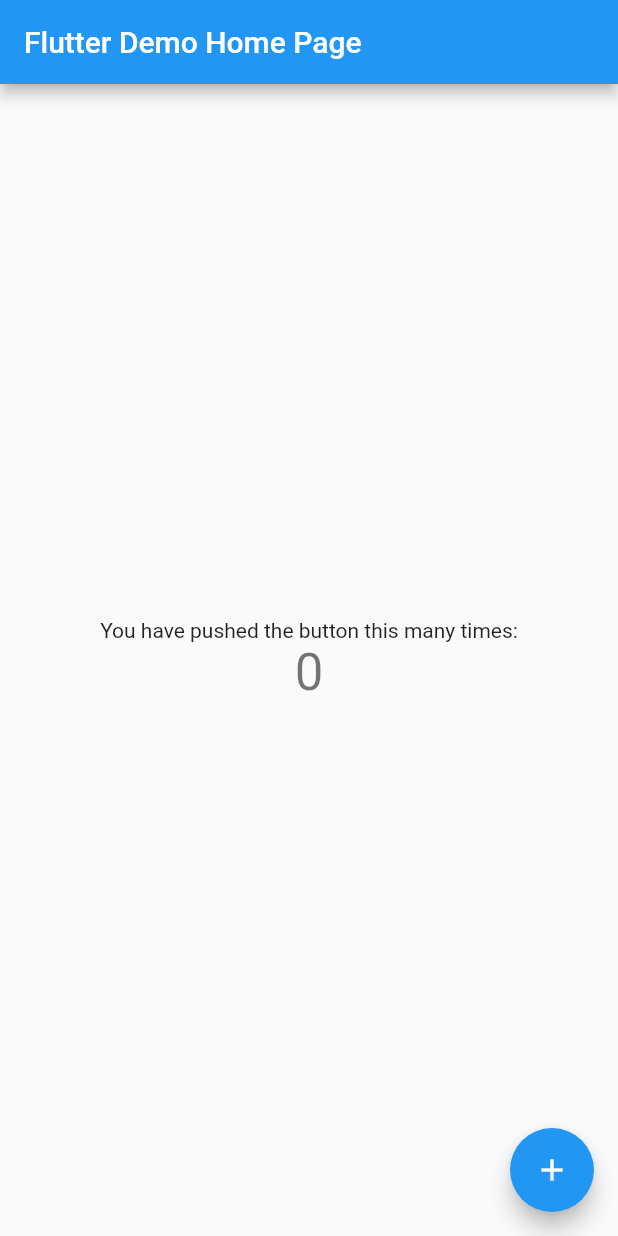
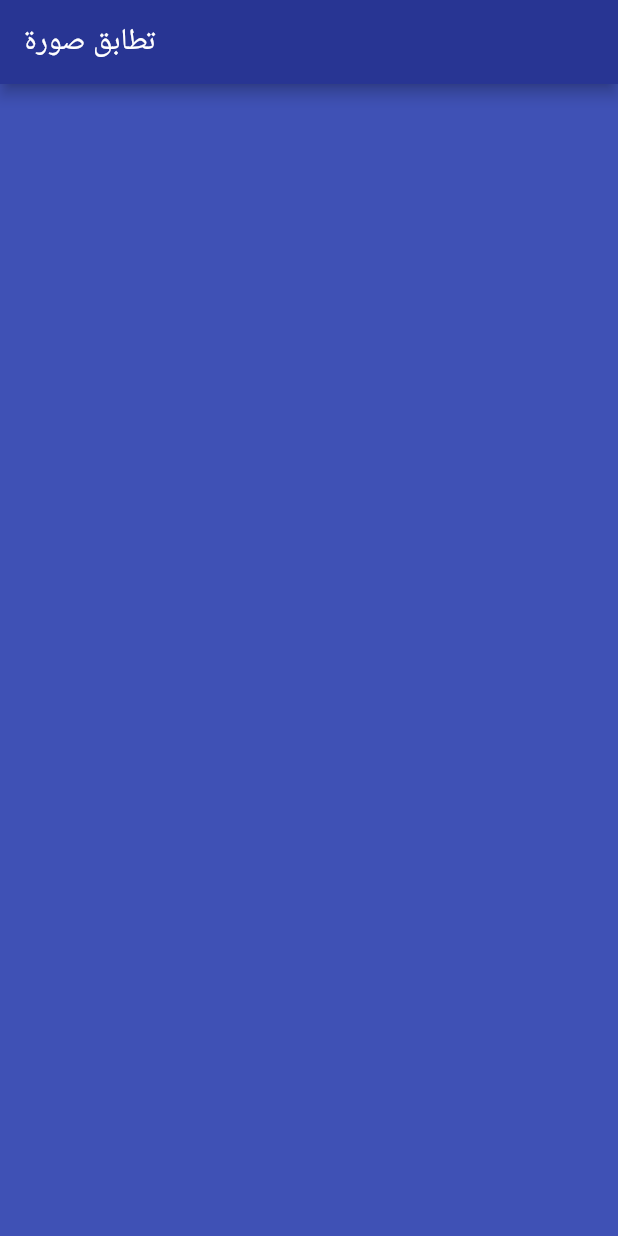
Before and after one commit to AbdallahAbuHaltam/easyGame, a Flutter app: the screen it shows after launch, on a phone screen of 412 x 824 dp. Run offline on Flutter 3.47's test engine with Material 2 defaults, Android fonts, the phone set to English and light mode, and no system bars.

Commit message:
Added Photos

```diff
--- a/lib/main.dart
+++ b/lib/main.dart
@@ -7,109 +7,27 @@ void main() {
 class MyApp extends StatelessWidget {
   const MyApp({super.key});
 
-  // This widget is the root of your application.
   @override
   Widget build(BuildContext context) {
     return MaterialApp(
-      title: 'Flutter Demo',
-      theme: ThemeData(
-        // This is the theme of your application.
-        //
-        // Try running your application with "flutter run". You'll see the
-        // application has a blue toolbar. Then, without quitting the app, try
-        // changing the primarySwatch below to Colors.green and then invoke
-        // "hot reload" (press "r" in the console where you ran "flutter run",
-        // or simply save your changes to "hot reload" in a Flutter IDE).
-        // Notice that the counter didn't reset back to zero; the application
-        // is not restarted.
-        primarySwatch: Colors.blue,
+
+      home:Scaffold(
+        backgroundColor: Colors.indigo,
+        appBar: AppBar(
+          title:const Text("تطابق صورة"),
+          backgroundColor: Colors.indigo[800],
+        ),
+        body: const ImagePage(),
       ),
-      home: const MyHomePage(title: 'Flutter Demo Home Page'),
     );
   }
 }
 
-class MyHomePage extends StatefulWidget {
-  const MyHomePage({super.key, required this.title});
-
-  // This widget is the home page of your application. It is stateful, meaning
-  // that it has a State object (defined below) that contains fields that affect
-  // how it looks.
-
-  // This class is the configuration for the state. It holds the values (in this
-  // case the title) provided by the parent (in this case the App widget) and
-  // used by the build method of the State. Fields in a Widget subclass are
-  // always marked "final".
-
-  final String title;
-
-  @override
-  State<MyHomePage> createState() => _MyHomePageState();
-}
-
-class _MyHomePageState extends State<MyHomePage> {
-  int _counter = 0;
-
-  void _incrementCounter() {
-    setState(() {
-      // This call to setState tells the Flutter framework that something has
-      // changed in this State, which causes it to rerun the build method below
-      // so that the display can reflect the updated values. If we changed
-      // _counter without calling setState(), then the build method would not be
-      // called again, and so nothing would appear to happen.
-      _counter++;
-    });
-  }
+class ImagePage extends StatelessWidget {
+  const ImagePage({super.key});
 
   @override
   Widget build(BuildContext context) {
-    // This method is rerun every time setState is called, for instance as done
-    // by the _incrementCounter method above.
-    //
-    // The Flutter framework has been optimized to make rerunning build methods
-    // fast, so that you can just rebuild anything that needs updating rather
-    // than having to individually change instances of widgets.
-    return Scaffold(
-      appBar: AppBar(
-        // Here we take the value from the MyHomePage object that was created by
-        // the App.build method, and use it to set our appbar title.
-        title: Text(widget.title),
-      ),
-      body: Center(
-        // Center is a layout widget. It takes a single child and positions it
-        // in the middle of the parent.
-        child: Column(
-          // Column is also a layout widget. It takes a list of children and
-          // arranges them vertically. By default, it sizes itself to fit its
-          // children horizontally, and tries to be as tall as its parent.
-          //
-          // Invoke "debug painting" (press "p" in the console, choose the
-          // "Toggle Debug Paint" action from the Flutter Inspector in Android
-          // Studio, or the "Toggle Debug Paint" command in Visual Studio Code)
-          // to see the wireframe for each widget.
-          //
-          // Column has various properties to control how it sizes itself and
-          // how it positions its children. Here we use mainAxisAlignment to
-          // center the children vertically; the main axis here is the vertical
-          // axis because Columns are vertical (the cross axis would be
-          // horizontal).
-          mainAxisAlignment: MainAxisAlignment.center,
-          children: <Widget>[
-            const Text(
-              'You have pushed the button this many times:',
-            ),
-            Text(
-              '$_counter',
-              style: Theme.of(context).textTheme.headlineMedium,
-            ),
-          ],
-        ),
-      ),
-      floatingActionButton: FloatingActionButton(
-        onPressed: _incrementCounter,
-        tooltip: 'Increment',
-        child: const Icon(Icons.add),
-      ), // This trailing comma makes auto-formatting nicer for build methods.
-    );
+    return Container();
   }
 }
--- a/pubspec.yaml
+++ b/pubspec.yaml
@@ -59,8 +59,8 @@ flutter:
   uses-material-design: true
 
   # To add assets to your application, add an assets section, like this:
-  # assets:
-  #   - images/a_dot_burr.jpeg
+  assets:
+    - images/
   #   - images/a_dot_ham.jpeg
 
   # An image asset can refer to one or more resolution-specific "variants", see
```
Also changed, not shown: images/image-1.png (added), images/image-2.png (added), images/image-3.png (added), images/image-4.png (added), images/image-5.png (added), images/image-6.png (added), images/image-7.png (added), images/image-8.png (added), images/image-9.png (added).
